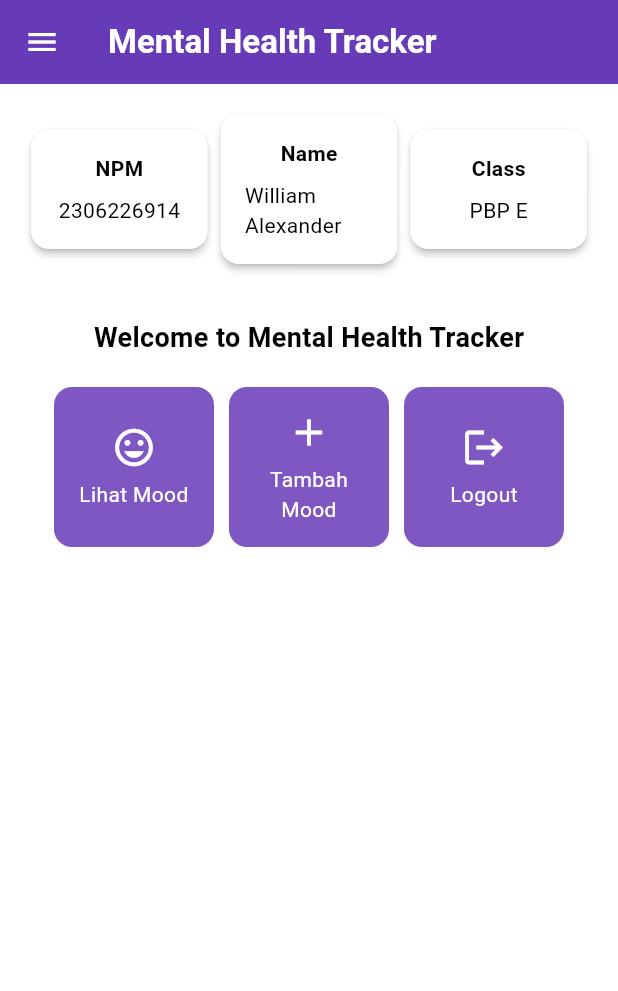
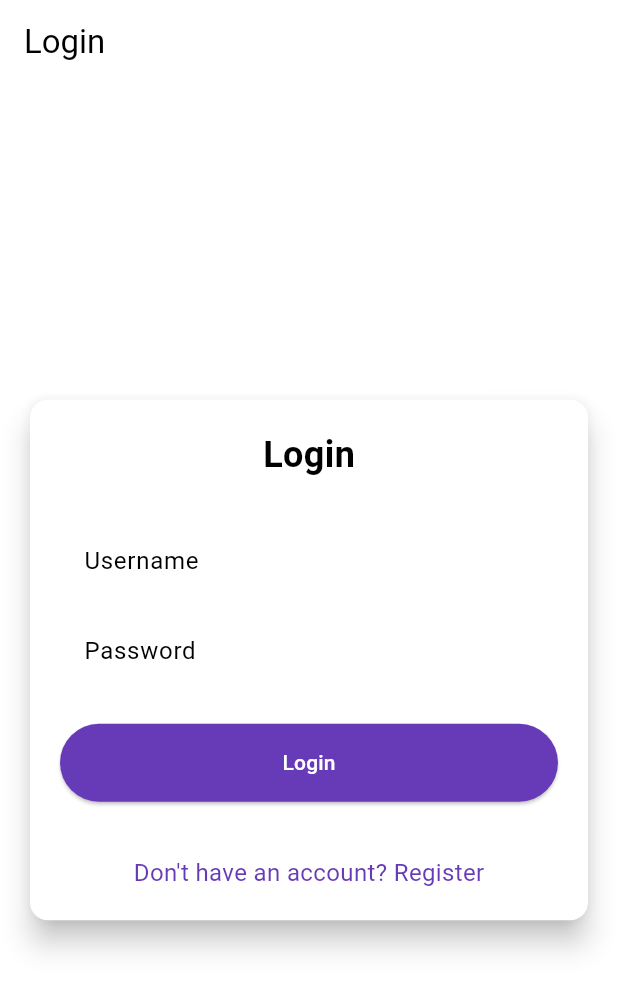
Before and after one commit to williamalxndr/mental-health-tracker-mobile, a Flutter app: the screen it shows after launch, on a phone screen of 412 x 824 dp. Shown: the top 991 px of the screen. Run offline on Flutter 3.47's test engine with Material 3 defaults, Android fonts, the phone set to English and light mode, and no system bars; missing offline and left inert: pbp_django_auth.

Commit message:
tutorial 8 setengah

```diff
--- a/lib/main.dart
+++ b/lib/main.dart
@@ -1,5 +1,8 @@
 import 'package:flutter/material.dart';
+import 'package:mental_health_tracker/screen/login.dart';
 import 'package:mental_health_tracker/screen/menu.dart';
+import 'package:pbp_django_auth/pbp_django_auth.dart';
+import 'package:provider/provider.dart';
 
 void main() {
   runApp(const MyApp());
@@ -11,15 +14,22 @@ class MyApp extends StatelessWidget {
   // This widget is the root of your application.
   @override
   Widget build(BuildContext context) {
-    return MaterialApp(
-      title: 'Flutter Demo',
-      theme: ThemeData(
-        useMaterial3: true,
-        colorScheme: ColorScheme.fromSwatch(
-          primarySwatch: Colors.deepPurple,
-        ).copyWith(secondary: Colors.deepPurple[400]),
+    return Provider(
+      create: (_) {
+        CookieRequest request = CookieRequest();
+        return request;
+      },
+      child: MaterialApp(
+        title: 'Mental Health Tracker',
+        theme: ThemeData(
+          useMaterial3: true,
+          colorScheme: ColorScheme.fromSwatch(
+            primarySwatch: Colors.deepPurple,
+          ).copyWith(secondary: Colors.deepPurple[400]),
+        ),
+        home: const LoginPage(),
       ),
-      home: MyHomePage(),
     );
+
   }
 }
--- /dev/null
+++ b/lib/screen/login.dart
@@ -0,0 +1,181 @@
+import 'package:mental_health_tracker/screen/menu.dart';
+import 'package:flutter/material.dart';
+import 'package:pbp_django_auth/pbp_django_auth.dart';
+import 'package:provider/provider.dart';
+import 'package:mental_health_tracker/screen/register.dart';
+
+void main() {
+  runApp(const LoginApp());
+}
+
+class LoginApp extends StatelessWidget {
+  const LoginApp({super.key});
+
+  @override
+  Widget build(BuildContext context) {
+    return MaterialApp(
+      title: 'Login',
+      theme: ThemeData(
+        useMaterial3: true,
+        colorScheme: ColorScheme.fromSwatch(
+          primarySwatch: Colors.deepPurple,
+        ).copyWith(secondary: Colors.deepPurple[400]),
+      ),
+      home: const LoginPage(),
+    );
+  }
+}
+
+class LoginPage extends StatefulWidget {
+  const LoginPage({super.key});
+
+  @override
+  State<LoginPage> createState() => _LoginPageState();
+}
+
+class _LoginPageState extends State<LoginPage> {
+  final TextEditingController _usernameController = TextEditingController();
+  final TextEditingController _passwordController = TextEditingController();
+
+  @override
+  Widget build(BuildContext context) {
+    final request = context.watch<CookieRequest>();
+
+    return Scaffold(
+      appBar: AppBar(
+        title: const Text('Login'),
+      ),
+      body: Center(
+        child: SingleChildScrollView(
+          padding: const EdgeInsets.all(16.0),
+          child: Card(
+            elevation: 8,
+            shape: RoundedRectangleBorder(
+              borderRadius: BorderRadius.circular(12.0),
+            ),
+            child: Padding(
+              padding: const EdgeInsets.all(20.0),
+              child: Column(
+                mainAxisSize: MainAxisSize.min,
+                children: [
+                  const Text(
+                    'Login',
+                    style: TextStyle(
+                      fontSize: 24.0,
+                      fontWeight: FontWeight.bold,
+                    ),
+                  ),
+                  const SizedBox(height: 30.0),
+                  TextField(
+                    controller: _usernameController,
+                    decoration: const InputDecoration(
+                      labelText: 'Username',
+                      hintText: 'Enter your username',
+                      border: OutlineInputBorder(
+                        borderRadius: BorderRadius.all(Radius.circular(12.0)),
+                      ),
+                      contentPadding:
+                          EdgeInsets.symmetric(horizontal: 12.0, vertical: 8.0),
+                    ),
+                  ),
+                  const SizedBox(height: 12.0),
+                  TextField(
+                    controller: _passwordController,
+                    decoration: const InputDecoration(
+                      labelText: 'Password',
+                      hintText: 'Enter your password',
+                      border: OutlineInputBorder(
+                        borderRadius: BorderRadius.all(Radius.circular(12.0)),
+                      ),
+                      contentPadding:
+                          EdgeInsets.symmetric(horizontal: 12.0, vertical: 8.0),
+                    ),
+                    obscureText: true,
+                  ),
+                  const SizedBox(height: 24.0),
+                  ElevatedButton(
+                    onPressed: () async {
+                      String username = _usernameController.text;
+                      String password = _passwordController.text;
+
+                      // Cek kredensial
+                      // TODO: Ganti URL dan jangan lupa tambahkan trailing slash (/) di akhir URL!
+                      // Untuk menyambungkan Android emulator dengan Django pada localhost,
+                      // gunakan URL http://10.0.2.2/
+                      final response = await request
+                          .login("http://[APP_URL_KAMU]/auth/login/", {
+                        'username': username,
+                        'password': password,
+                      });
+
+                      if (request.loggedIn) {
+                        String message = response['message'];
+                        String uname = response['username'];
+                        if (context.mounted) {
+                          Navigator.pushReplacement(
+                            context,
+                            MaterialPageRoute(
+                                builder: (context) => MyHomePage()),
+                          );
+                          ScaffoldMessenger.of(context)
+                            ..hideCurrentSnackBar()
+                            ..showSnackBar(
+                              SnackBar(
+                                  content:
+                                      Text("$message Selamat datang, $uname.")),
+                            );
+                        }
+                      } else {
+                        if (context.mounted) {
+                          showDialog(
+                            context: context,
+                            builder: (context) => AlertDialog(
+                              title: const Text('Login Gagal'),
+                              content: Text(response['message']),
+                              actions: [
+                                TextButton(
+                                  child: const Text('OK'),
+                                  onPressed: () {
+                                    Navigator.pop(context);
+                                  },
+                                ),
+                              ],
+                            ),
+                          );
+                        }
+                      }
+                    },
+                    style: ElevatedButton.styleFrom(
+                      foregroundColor: Colors.white,
+                      minimumSize: Size(double.infinity, 50),
+                      backgroundColor: Theme.of(context).colorScheme.primary,
+                      padding: const EdgeInsets.symmetric(vertical: 16.0),
+                    ),
+                    child: const Text('Login'),
+                  ),
+                  const SizedBox(height: 36.0),
+                  GestureDetector(
+                    onTap: () {
+                      Navigator.push(
+                        context,
+                        MaterialPageRoute(
+                            builder: (context) => const RegisterPage()),
+                      );
+                    },
+                    child: Text(
+                      'Don\'t have an account? Register',
+                      style: TextStyle(
+                        color: Theme.of(context).colorScheme.primary,
+                        fontSize: 16.0,
+                      ),
+                    ),
+                  ),
+                ],
+              ),
+            ),
+          ),
+        ),
+      ),
+    );
+  }
+}
--- a/pubspec.yaml
+++ b/pubspec.yaml
@@ -35,6 +35,8 @@ dependencies:
   # The following adds the Cupertino Icons font to your application.
   # Use with the CupertinoIcons class for iOS style icons.
   cupertino_icons: ^1.0.8
+  provider: ^6.1.2
+  pbp_django_auth: ^0.4.0
 
 dev_dependencies:
   flutter_test:
```
Also changed, not shown: lib/screen/register.dart (added, +166 -0 lines), pubspec.lock, 1 other file.
